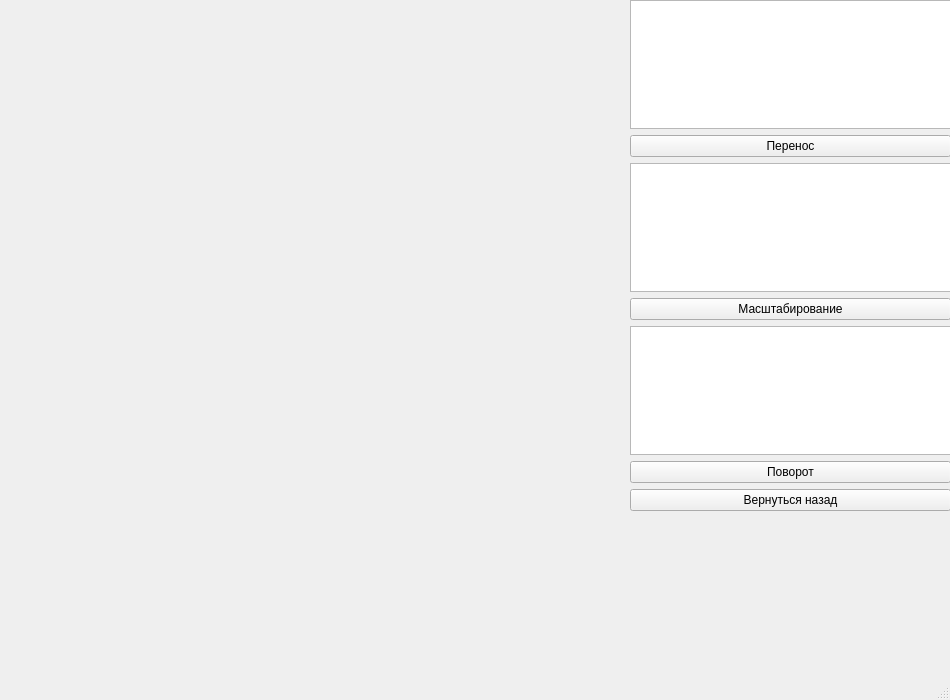
Above: oop/lab_01/mainwindow.ui from skitcc/4sem before the change. Below: the same form after it.
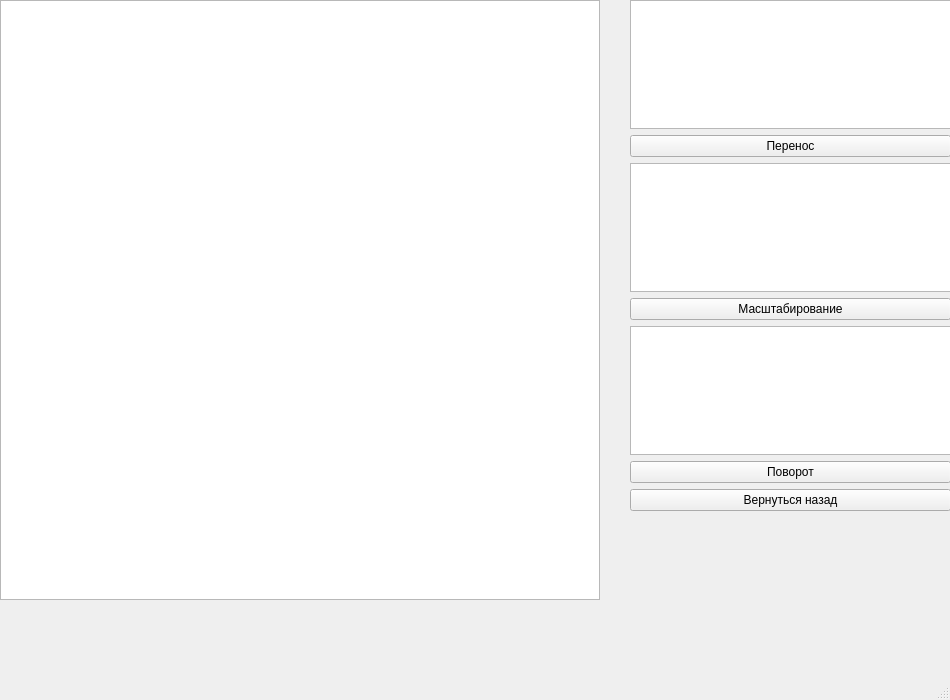
That is the form after the change.

```diff
--- a/oop/lab_01/mainwindow.ui
+++ b/oop/lab_01/mainwindow.ui
@@ -63,7 +63,7 @@
      </item>
     </layout>
    </widget>
-   <widget class="QWidget" name="transformationWidget" native="true">
+   <widget class="QGraphicsView" name="planeWidget" native="true">
     <property name="geometry">
      <rect>
       <x>0</x>
```
